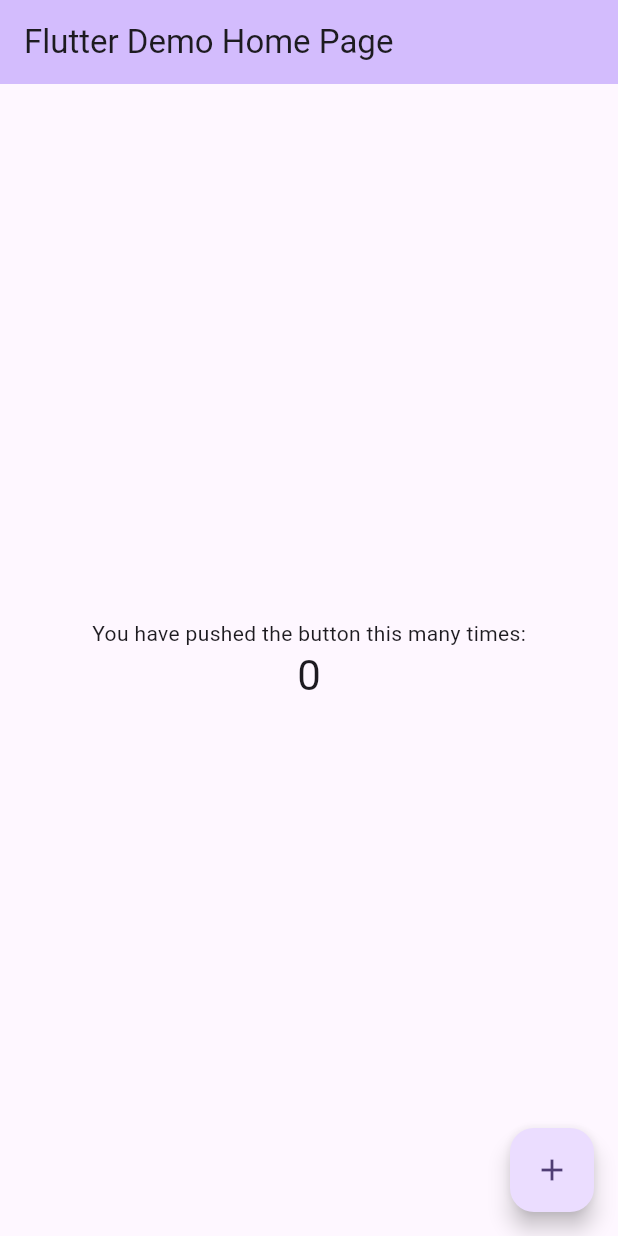
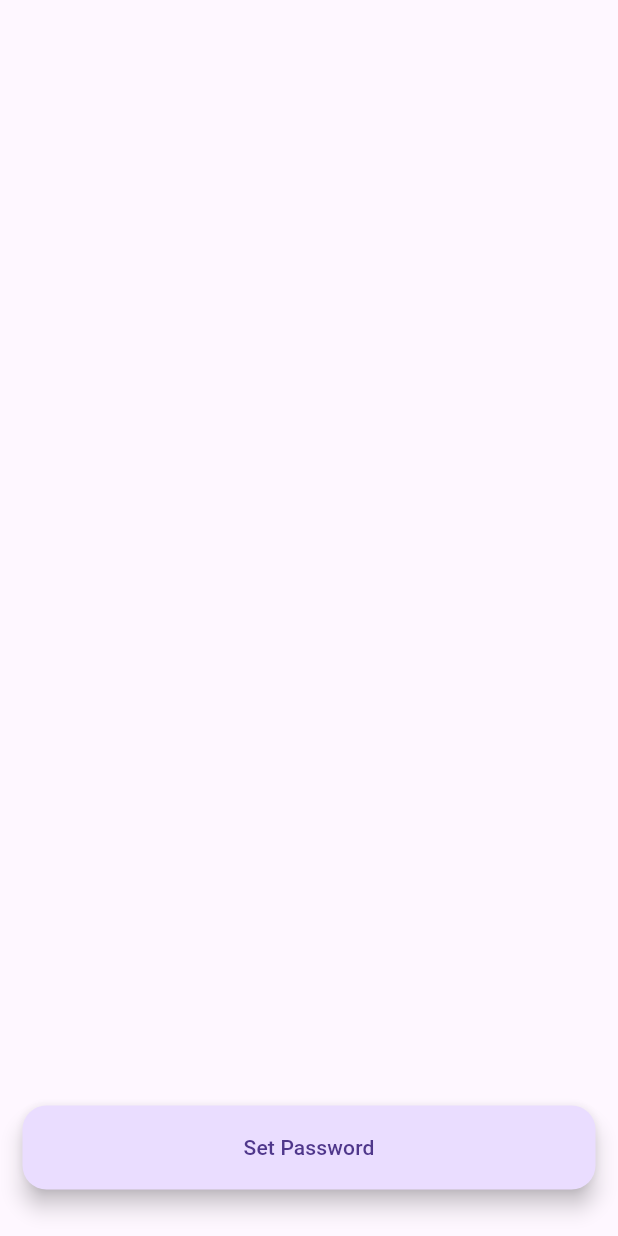
Before and after one commit to Abdirakhmonov/lesson_95, a Flutter app: the screen it shows after launch, on a phone screen of 412 x 824 dp. Run offline on Flutter 3.47's test engine with Material 3 defaults, Android fonts, the phone set to English and light mode, and no system bars; our stand-ins replace equatable, flutter_bloc, gap, shared_preferences.

Commit message:
second commit

```diff
--- /dev/null
+++ b/lib/blocs/password_event.dart
@@ -0,0 +1,19 @@
+import 'package:equatable/equatable.dart';
+
+abstract class PasswordEvent extends Equatable {
+  @override
+  List<Object> get props => [];
+}
+
+class AddDigit extends PasswordEvent {
+  final int digit;
+
+  AddDigit(this.digit);
+
+  @override
+  List<Object> get props => [digit];
+}
+
+class RemoveDigit extends PasswordEvent {}
+
+class SubmitPassword extends PasswordEvent {}
--- /dev/null
+++ b/lib/blocs/password_state.dart
@@ -0,0 +1,28 @@
+import 'package:equatable/equatable.dart';
+
+class PasswordState extends Equatable {
+  final List<int> pin;
+  final bool isSubmitted;
+  final bool isValid;
+
+  const PasswordState({
+    this.pin = const [],
+    this.isSubmitted = false,
+    this.isValid = false,
+  });
+
+  PasswordState copyWith({
+    List<int>? pin,
+    bool? isSubmitted,
+    bool? isValid,
+  }) {
+    return PasswordState(
+      pin: pin ?? this.pin,
+      isSubmitted: isSubmitted ?? this.isSubmitted,
+      isValid: isValid ?? this.isValid,
+    );
+  }
+
+  @override
+  List<Object> get props => [pin, isSubmitted, isValid];
+}
--- a/lib/main.dart
+++ b/lib/main.dart
@@ -1,125 +1,32 @@
 import 'package:flutter/material.dart';
+import 'package:flutter_bloc/flutter_bloc.dart';
+import 'package:lesson_95/blocs/password_bloc.dart';
+import 'package:lesson_95/ui/screens/home_screen.dart';
+import 'package:lesson_95/ui/screens/password_screen.dart';
+import 'package:shared_preferences/shared_preferences.dart';
 
-void main() {
-  runApp(const MyApp());
+void main() async {
+  WidgetsFlutterBinding.ensureInitialized();
+
+  final prefs = await SharedPreferences.getInstance();
+  final bool isPasswordEnabled = prefs.getBool('isPasswordEnabled') ?? false;
+
+  runApp(MainApp(isPasswordEnabled: isPasswordEnabled));
 }
 
-class MyApp extends StatelessWidget {
-  const MyApp({super.key});
+class MainApp extends StatelessWidget {
+  final bool isPasswordEnabled;
 
-  // This widget is the root of your application.
+  const MainApp({super.key, required this.isPasswordEnabled});
+
   @override
   Widget build(BuildContext context) {
-    return MaterialApp(
-      title: 'Flutter Demo',
-      theme: ThemeData(
-        // This is the theme of your application.
-        //
-        // TRY THIS: Try running your application with "flutter run". You'll see
-        // the application has a purple toolbar. Then, without quitting the app,
-        // try changing the seedColor in the colorScheme below to Colors.green
-        // and then invoke "hot reload" (save your changes or press the "hot
-        // reload" button in a Flutter-supported IDE, or press "r" if you used
-        // the command line to start the app).
-        //
-        // Notice that the counter didn't reset back to zero; the application
-        // state is not lost during the reload. To reset the state, use hot
-        // restart instead.
-        //
-        // This works for code too, not just values: Most code changes can be
-        // tested with just a hot reload.
-        colorScheme: ColorScheme.fromSeed(seedColor: Colors.deepPurple),
-        useMaterial3: true,
+    return BlocProvider(
+      create: (_) => PasswordBloc(),
+      child: MaterialApp(
+        debugShowCheckedModeBanner: false,
+        home: isPasswordEnabled ? const PasswordScreen() : const Homepage(),
       ),
-      home: const MyHomePage(title: 'Flutter Demo Home Page'),
     );
   }
 }
-
-class MyHomePage extends StatefulWidget {
-  const MyHomePage({super.key, required this.title});
-
-  // This widget is the home page of your application. It is stateful, meaning
-  // that it has a State object (defined below) that contains fields that affect
-  // how it looks.
-
-  // This class is the configuration for the state. It holds the values (in this
-  // case the title) provided by the parent (in this case the App widget) and
-  // used by the build method of the State. Fields in a Widget subclass are
-  // always marked "final".
-
-  final String title;
-
-  @override
-  State<MyHomePage> createState() => _MyHomePageState();
-}
-
-class _MyHomePageState extends State<MyHomePage> {
-  int _counter = 0;
-
-  void _incrementCounter() {
-    setState(() {
-      // This call to setState tells the Flutter framework that something has
-      // changed in this State, which causes it to rerun the build method below
-      // so that the display can reflect the updated values. If we changed
-      // _counter without calling setState(), then the build method would not be
-      // called again, and so nothing would appear to happen.
-      _counter++;
-    });
-  }
-
-  @override
-  Widget build(BuildContext context) {
-    // This method is rerun every time setState is called, for instance as done
-    // by the _incrementCounter method above.
-    //
-    // The Flutter framework has been optimized to make rerunning build methods
-    // fast, so that you can just rebuild anything that needs updating rather
-    // than having to individually change instances of widgets.
-    return Scaffold(
-      appBar: AppBar(
-        // TRY THIS: Try changing the color here to a specific color (to
-        // Colors.amber, perhaps?) and trigger a hot reload to see the AppBar
-        // change color while the other colors stay the same.
-        backgroundColor: Theme.of(context).colorScheme.inversePrimary,
-        // Here we take the value from the MyHomePage object that was created by
-        // the App.build method, and use it to set our appbar title.
-        title: Text(widget.title),
-      ),
-      body: Center(
-        // Center is a layout widget. It takes a single child and positions it
-        // in the middle of the parent.
-        child: Column(
-          // Column is also a layout widget. It takes a list of children and
-          // arranges them vertically. By default, it sizes itself to fit its
-          // children horizontally, and tries to be as tall as its parent.
-          //
-          // Column has various properties to control how it sizes itself and
-          // how it positions its children. Here we use mainAxisAlignment to
-          // center the children vertically; the main axis here is the vertical
-          // axis because Columns are vertical (the cross axis would be
-          // horizontal).
-          //
-          // TRY THIS: Invoke "debug painting" (choose the "Toggle Debug Paint"
-          // action in the IDE, or press "p" in the console), to see the
-          // wireframe for each widget.
-          mainAxisAlignment: MainAxisAlignment.center,
-          children: <Widget>[
-            const Text(
-              'You have pushed the button this many times:',
-            ),
-            Text(
-              '$_counter',
-              style: Theme.of(context).textTheme.headlineMedium,
-            ),
-          ],
-        ),
-      ),
-      floatingActionButton: FloatingActionButton(
-        onPressed: _incrementCounter,
-        tooltip: 'Increment',
-        child: const Icon(Icons.add),
-      ), // This trailing comma makes auto-formatting nicer for build methods.
-    );
-  }
-}
--- /dev/null
+++ b/lib/ui/screens/home_screen.dart
@@ -0,0 +1,33 @@
+import 'package:flutter/cupertino.dart';
+import 'package:flutter/material.dart';
+import 'package:lesson_95/ui/screens/password_screen.dart';
+
+class Homepage extends StatelessWidget {
+  const Homepage({super.key});
+
+  @override
+  Widget build(BuildContext context) {
+    return Scaffold(
+      body: const Column(
+        children: [],
+      ),
+      floatingActionButtonLocation: FloatingActionButtonLocation.centerFloat,
+      floatingActionButton: Padding(
+        padding: const EdgeInsets.all(15.0),
+        child: SizedBox(
+          width: double.infinity,
+          child: FloatingActionButton(
+            onPressed: () {
+              Navigator.of(context).push(
+                CupertinoPageRoute(
+                  builder: (context) => const PasswordScreen(),
+                ),
+              );
+            },
+            child: Text("Set Password"),
+          ),
+        ),
+      ),
+    );
+  }
+}
```
Also changed, not shown: lib/blocs/password_bloc.dart (added, +48 -0 lines), lib/ui/screens/password_screen.dart (added, +136 -0 lines), lib/ui/screens/settings_screen.dart (added, +48 -0 lines), pubspec.yaml (+9 -0 lines), pubspec.lock, 5 other files.
